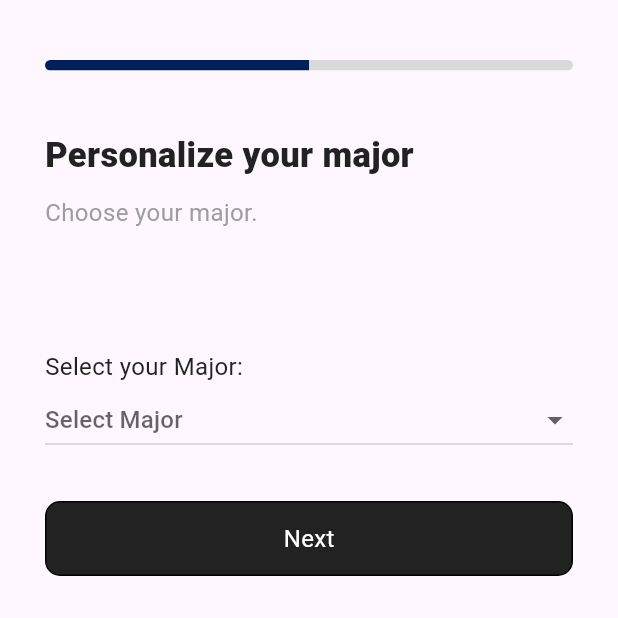
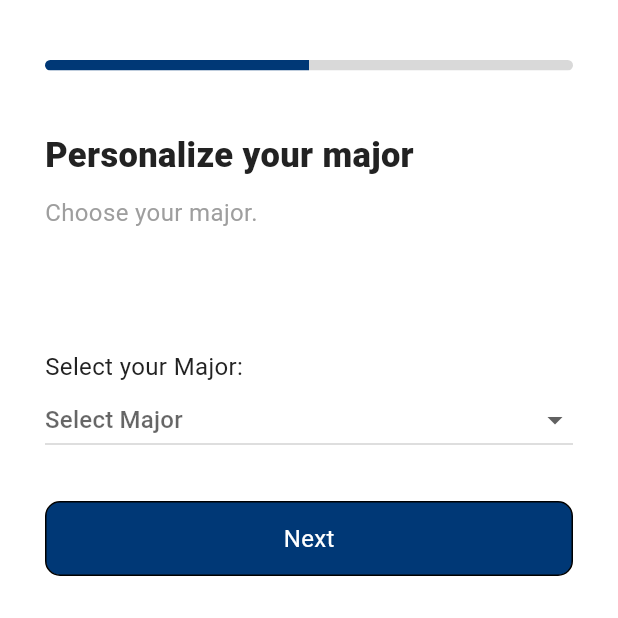
Before and after one commit to haaem/mY-Caly-flutter, a Flutter app: the CheckMajorPage screen opened by its route, on a phone screen of 412 x 824 dp, the top half of it. Run offline on Flutter 3.47's test engine with Material 3 defaults, Android fonts, the phone set to English and light mode, and no system bars; our stand-ins replace dio, flutter_secure_storage, get, shared_preferences, table_calendar; accounts and stored records are empty; network calls fail; Roboto replaces fonts that are missing (SFProBold, SFProRegular).

```diff
--- a/lib/config/color.dart
+++ b/lib/config/color.dart
@@ -1,6 +1,6 @@
 import 'package:flutter/material.dart';
 
-const primaryBlue = Color(0xff00205B);
+const primaryBlue = Color(0xff003876);
 const primaryBlack = Color(0xff222222);
 const primaryGrey = Color(0xffD9D9D9);
 const primaryTransparent = Colors.transparent;
--- a/lib/config/routes.dart
+++ b/lib/config/routes.dart
@@ -4,11 +4,13 @@ import 'package:my_caly_flutter/pages/check_interest/check_interest_page.dart';
 import 'package:my_caly_flutter/pages/check_interest/check_major_page.dart';
 import 'package:my_caly_flutter/pages/login/login_page.dart';
 import 'package:my_caly_flutter/pages/calendar/calendar_page.dart';
+import 'package:my_caly_flutter/pages/login/signup_page.dart';
 
 final List<GetPage> routes = [
   GetPage(name: '/login', page: () => LoginPage(), transition: Transition.zoom),
   GetPage(name: '/calendar', page: () => const CalendarPage(), transition: Transition.fade),
-  GetPage(name: '/check_major', page: () => CheckMajorPage(), transition: Transition.fade),
-  GetPage(name: '/check_interest', page: () => CheckInterestPage(), transition: Transition.fade),
-  GetPage(name: '/detail', page: () => DetailPage())
+  GetPage(name: '/check_major', page: () => const CheckMajorPage(), transition: Transition.fade),
+  GetPage(name: '/check_interest', page: () => const CheckInterestPage(), transition: Transition.fade),
+  GetPage(name: '/detail', page: () => const DetailPage(), transition: Transition.fade),
+  GetPage(name: '/signup', page: () => SignupPage(), transition: Transition.fade)
 ];
--- a/lib/main.dart
+++ b/lib/main.dart
@@ -1,8 +1,10 @@
 import 'package:flutter/material.dart';
 import 'package:get/get.dart';
 import 'package:my_caly_flutter/config/routes.dart';
+import 'package:flutter_secure_storage/flutter_secure_storage.dart';
 
-void main() {
+void main() async {
+  WidgetsFlutterBinding.ensureInitialized();
   runApp(const MyApp());
 }
 
@@ -19,7 +21,7 @@ class MyApp extends StatelessWidget {
         primarySwatch: Colors.indigo,
         canvasColor: Colors.white
       ),
-      initialRoute: '/check_major',
+      initialRoute: '/login',
       getPages: routes,
     );
   }
--- a/lib/pages/calendar/calendar_page.dart
+++ b/lib/pages/calendar/calendar_page.dart
@@ -336,11 +336,11 @@ class _CalendarPageState extends State<CalendarPage> {
                 itemBuilder: (context, index) {
                   final event = dayEvents[index];
                   return Container(
-                    margin: const EdgeInsets.symmetric(vertical: 0.7),
-                    padding: const EdgeInsets.symmetric(horizontal: 2.5),
+                    margin: const EdgeInsets.symmetric(vertical: 0.5),
+                    padding: const EdgeInsets.symmetric(horizontal: 2),
                     decoration: BoxDecoration(
                       color: _getCategoryColor(event.category),
-                      borderRadius: BorderRadius.circular(3),
+                      borderRadius: BorderRadius.circular(2),
                     ),
                     child: Text(
                       event.title,
--- a/lib/pages/calendar/detail_page.dart
+++ b/lib/pages/calendar/detail_page.dart
@@ -103,7 +103,7 @@ class DetailPage extends StatelessWidget {
                 children: tags.map((tag) => TagBox(tag: tag)).toList(),
               ),
               Padding(
-                padding: const EdgeInsets.fromLTRB(45, 55, 45, 55),
+                padding: const EdgeInsets.fromLTRB(45, 55, 45, 45),
                 child: event.content.isNotEmpty
                     ? BodyText(
                   text: event.content,
@@ -122,7 +122,7 @@ class DetailPage extends StatelessWidget {
                 child: Column(
                   children: (event.imageURL as List<String>).map((image) => Image.network(image)).toList(),
                 ),
-              ) : const SizedBox(height: 45,),
+              ) : const SizedBox(height: 0,),
               GestureDetector(
                 onTap: () async {
                   final url = Uri.parse(event.link);
--- a/lib/pages/check_interest/check_major_page.dart
+++ b/lib/pages/check_interest/check_major_page.dart
@@ -13,10 +13,9 @@ class CheckMajorPage extends StatefulWidget {
 }
 
 class _CheckMajorPageState extends State<CheckMajorPage> {
-  final List<String> majors = ['기계공학전공', '전기전자공학전공', '신소재공학전공', '건설환경공학전공',
-    '도시공학전공','건축공학전공','건축학(설계)','화학생명공학전공','산업공학전공','시스템반도체공학과',
-    '디스플레이융합공학과', '컴퓨터과학과', '인공지능학과', 'IT융합공학과'];
-  final List<String> grades = ['1학년', '2학년', '3학년', '4학년'];
+  final List<String> majors = ['기계공학부', '전기전자공학부', '신소재공학부', '건축공학과',
+    '도시공학과','화학생명공학부','산업공학과', '디스플레이융합공학과', '컴퓨터과학과', '인공지능학과', '첨단융합공학부'];
+  // final List<String> grades = ['1학년', '2학년', '3학년', '4학년'];
 
   String? selectedMajor;
   String? selectedGrade;
@@ -33,13 +32,13 @@ class _CheckMajorPageState extends State<CheckMajorPage> {
   Widget build(BuildContext context) {
     var media = MediaQuery.of(context).size;
     var width = media.width;
-    var height = media.height;
 
     return Scaffold(
+      backgroundColor: Colors.white,
       body: SafeArea(
           child: SingleChildScrollView(
             child: Padding(
-              padding: EdgeInsets.fromLTRB(30, 40, 30, 20),
+              padding: const EdgeInsets.fromLTRB(30, 40, 30, 20),
               child: Column(
                 crossAxisAlignment: CrossAxisAlignment.start,
                 children: [
@@ -50,12 +49,12 @@ class _CheckMajorPageState extends State<CheckMajorPage> {
                         Container(
                           height: 7,
                           width: (width-60)/2,
-                          decoration: BoxDecoration(color: primaryBlue),
+                          decoration: const BoxDecoration(color: primaryBlue),
                         ),
                         Container(
                           height: 7,
                           width: (width-60)/2,
-                          decoration: BoxDecoration(color: primaryGrey),
+                          decoration: const BoxDecoration(color: primaryGrey),
                         ),
                       ],
                     ),
@@ -106,11 +105,11 @@ class _CheckMajorPageState extends State<CheckMajorPage> {
                   const SizedBox(height: 30,),
                   GestureDetector(
                     child: Container(
-                      child: BodyText(text: 'Next', color: Colors.white,),
                       alignment: Alignment.center,
                       height: 50,
                       width: width-40,
-                      decoration: BoxDecoration(border: Border.all(), color: primaryBlack, borderRadius: BorderRadius.circular(10)),
+                      decoration: BoxDecoration(border: Border.all(), color: primaryBlue, borderRadius: BorderRadius.circular(10)),
+                      child: const BodyText(text: 'Next', color: Colors.white,),
                     ),
                     onTap: () {
                       // if (selectedMajor != null && selectedGrade != null) {
@@ -120,7 +119,7 @@ class _CheckMajorPageState extends State<CheckMajorPage> {
                       } else {
                         // 전공이나 학년이 선택되지 않은 경우
                         ScaffoldMessenger.of(context).showSnackBar(
-                          SnackBar(content: Text('Please select both your major and grade.')),
+                          const SnackBar(content: Text('Please select your major')),
                         );
                       }
                     },
--- a/pubspec.yaml
+++ b/pubspec.yaml
@@ -39,6 +39,7 @@ dependencies:
   shared_preferences: ^2.3.3
   dio: ^5.7.0
   url_launcher: ^6.3.1
+  flutter_secure_storage: ^9.2.2
 
   #table_calendar
   table_calendar: ^3.1.2
```
Also changed, not shown: lib/pages/check_interest/check_interest_page.dart (+4 -3 lines), lib/pages/login/login.dart (added, +18 -0 lines), lib/pages/login/login_page.dart (+97 -9 lines), lib/pages/login/signup_page.dart (added, +106 -0 lines), pubspec.lock, 10 other files.
